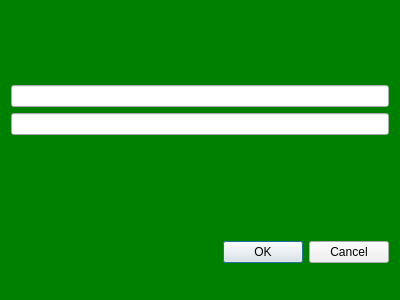
The window that flipVerticalLayout/dialog2.ui (laszlo-avotra-tips/layout) describes before a commit, drawn with Qt 5.
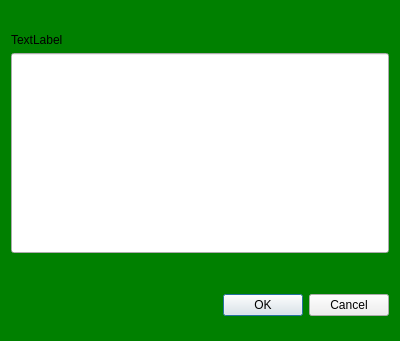
The same window after the commit. Custom widgets are drawn as their Qt base class.

```diff
--- a/flipVerticalLayout/dialog2.ui
+++ b/flipVerticalLayout/dialog2.ui
@@ -7,9 +7,15 @@
     <x>0</x>
     <y>0</y>
     <width>400</width>
-    <height>300</height>
+    <height>341</height>
    </rect>
   </property>
+  <property name="maximumSize">
+   <size>
+    <width>16777210</width>
+    <height>16777215</height>
+   </size>
+  </property>
   <property name="windowTitle">
    <string>Dialog2</string>
   </property>
@@ -30,16 +36,27 @@
      <property name="sizeHint" stdset="0">
       <size>
        <width>20</width>
-       <height>70</height>
+       <height>4</height>
       </size>
      </property>
     </spacer>
    </item>
    <item>
-    <widget class="myLineEdit" name="lineEdit"/>
+    <widget class="QLabel" name="label">
+     <property name="text">
+      <string>TextLabel</string>
+     </property>
+    </widget>
    </item>
    <item>
-    <widget class="QLineEdit" name="lineEdit_2"/>
+    <widget class="myLineEdit" name="lineEdit">
+     <property name="minimumSize">
+      <size>
+       <width>0</width>
+       <height>200</height>
+      </size>
+     </property>
+    </widget>
    </item>
    <item>
     <spacer name="verticalSpacer">
@@ -49,7 +66,7 @@
      <property name="sizeHint" stdset="0">
       <size>
        <width>20</width>
-       <height>69</height>
+       <height>4</height>
       </size>
      </property>
     </spacer>
```
Left out of the diff: 10 changed lines with no effect on the pictures.
